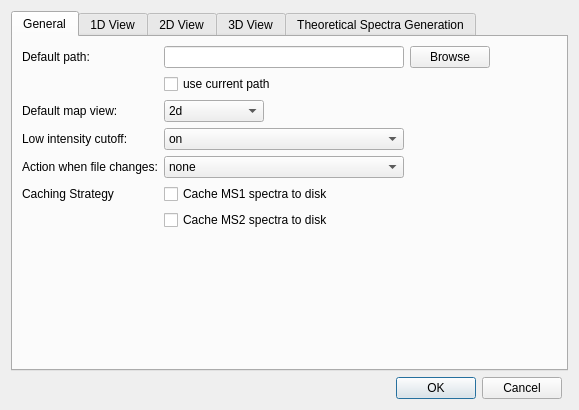
First picture: the form in src/openms_gui/source/VISUAL/DIALOGS/TOPPViewPrefDialog.ui, repository OpenMS/OpenMS, before the edit.
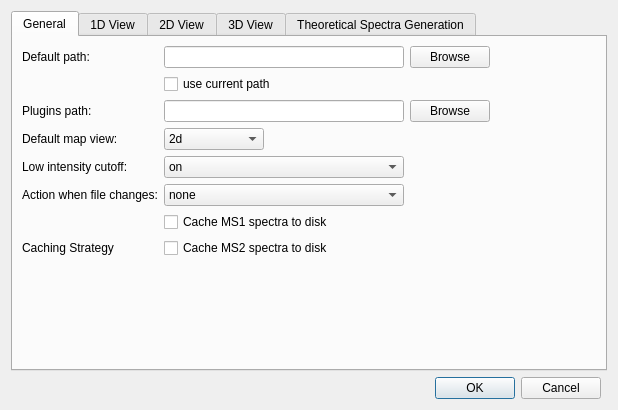
Second picture: the form after the edit. The open tabs and pages were chosen to show the change. Custom widgets are drawn as their Qt base class.

Commit message: renaming labels after develop merge

```diff
--- a/src/openms_gui/source/VISUAL/DIALOGS/TOPPViewPrefDialog.ui
+++ b/src/openms_gui/source/VISUAL/DIALOGS/TOPPViewPrefDialog.ui
@@ -29,32 +29,12 @@
      <property name="currentIndex">
       <number>4</number>
      </property>
-     <widget class="QWidget" name="general_tab">
+     <widget class="QWidget" name="tab">
       <attribute name="title">
        <string>General</string>
       </attribute>
       <layout class="QGridLayout" name="gridLayout">
-       <item row="4" column="0">
-        <widget class="QLabel" name="intensity_cutoff_label">
-         <property name="toolTip">
-          <string>&lt;html&gt;&lt;head&gt;&lt;meta name=&quot;qrichtext&quot; content=&quot;1&quot; /&gt;&lt;style type=&quot;text/css&quot;&gt;
-p, li { white-space: pre-wrap; }
-&lt;/style&gt;&lt;/head&gt;&lt;body style=&quot; font-family:'Sans Serif'; font-size:9pt; font-weight:400; font-style:normal;&quot;&gt;
-&lt;p style=&quot; margin-top:0px; margin-bottom:0px; margin-left:0px; margin-right:0px; -qt-block-indent:0; text-indent:0px;&quot;&gt;Using this option, the noise level is estimated and a data filter is added in order to speed up the painting. The filter can be removed in the data filter toolbox.&lt;/p&gt;&lt;/body&gt;&lt;/html&gt;</string>
-         </property>
-         <property name="text">
-          <string>Low intensity cutoff:</string>
-         </property>
-        </widget>
-       </item>
-       <item row="6" column="0">
-        <widget class="QLabel" name="caching_label">
-         <property name="text">
-          <string>Caching Strategy</string>
-         </property>
-        </widget>
-       </item>
-       <item row="6" column="2">
+       <item row="10" column="2">
         <widget class="QCheckBox" name="use_cached_ms1">
          <property name="toolTip">
           <string>&lt;html&gt;&lt;head/&gt;&lt;body&gt;&lt;p&gt;Use this for very large files. Prevents TOPPView from loading MS1 data into memory (note that MS1 map will not display properly).&lt;/p&gt;&lt;/body&gt;&lt;/html&gt;</string>
@@ -64,32 +44,6 @@
          </property>
         </widget>
        </item>
-       <item row="5" column="0" colspan="2">
-        <widget class="QLabel" name="file_change_label">
-         <property name="toolTip">
-          <string>&lt;html&gt;&lt;head&gt;&lt;meta name=&quot;qrichtext&quot; content=&quot;1&quot; /&gt;&lt;style type=&quot;text/css&quot;&gt;
-p, li { white-space: pre-wrap; }
-&lt;/style&gt;&lt;/head&gt;&lt;body style=&quot; font-family:'Sans Serif'; font-size:9pt; font-weight:400; font-style:normal;&quot;&gt;
-&lt;p style=&quot; margin-top:0px; margin-bottom:0px; margin-left:0px; margin-right:0px; -qt-block-indent:0; text-indent:0px;&quot;&gt;This setting determines what to do when a data file changes: 'none' -- does nothing, 'ask' -- asks the user whether to update the view, 'update automatically' -- updates without asking&lt;/p&gt;&lt;/body&gt;&lt;/html&gt;</string>
-         </property>
-         <property name="text">
-          <string>Action when file changes:</string>
-         </property>
-        </widget>
-       </item>
-       <item row="8" column="1" colspan="2">
-        <spacer>
-         <property name="orientation">
-          <enum>Qt::Vertical</enum>
-         </property>
-         <property name="sizeHint" stdset="0">
-          <size>
-           <width>240</width>
-           <height>20</height>
-          </size>
-         </property>
-        </spacer>
-       </item>
        <item row="0" column="2">
         <widget class="QLineEdit" name="default_path">
          <property name="minimumSize">
@@ -100,33 +54,83 @@
          </property>
         </widget>
        </item>
-       <item row="1" column="2">
-        <widget class="QCheckBox" name="default_path_current">
+       <item row="9" column="0" colspan="2">
+        <widget class="QLabel" name="file_change_label">
          <property name="toolTip">
-          <string>If enabled, the path of the current tab/layer is used instead of the 'default path'. If no tab is open, or no path associated with a tab, the default path is used.</string>
+          <string>&lt;html&gt;&lt;head&gt;&lt;meta name=&quot;qrichtext&quot; content=&quot;1&quot; /&gt;&lt;style type=&quot;text/css&quot;&gt;
+p, li { white-space: pre-wrap; }
+&lt;/style&gt;&lt;/head&gt;&lt;body style=&quot; font-family:'Sans Serif'; font-size:9pt; font-weight:400; font-style:normal;&quot;&gt;
+&lt;p style=&quot; margin-top:0px; margin-bottom:0px; margin-left:0px; margin-right:0px; -qt-block-indent:0; text-indent:0px;&quot;&gt;This setting determines what to do when a data file changes: 'none' -- does nothing, 'ask' -- asks the user whether to update the view, 'update automatically' -- updates without asking&lt;/p&gt;&lt;/body&gt;&lt;/html&gt;</string>
          </property>
-         <property name="whatsThis">
-          <string>If enabled, the path of the currently tag is used instead of the 'default path'. If no tab is open - or no path associated with a tab, the default path is used.</string>
+         <property name="text">
+          <string>Action when file changes:</string>
          </property>
+        </widget>
+       </item>
+       <item row="4" column="0">
+        <widget class="QLabel" name="default_map_label">
          <property name="text">
-          <string>use current path</string>
+          <string>Default map view:</string>
          </property>
         </widget>
        </item>
-       <item row="0" column="0">
-        <widget class="QLabel" name="default_path_label">
+       <item row="12" column="1" colspan="2">
+        <spacer>
+         <property name="orientation">
+          <enum>Qt::Vertical</enum>
+         </property>
+         <property name="sizeHint" stdset="0">
+          <size>
+           <width>240</width>
+           <height>10</height>
+          </size>
+         </property>
+        </spacer>
+       </item>
+       <item row="8" column="0">
+        <widget class="QLabel" name="intensity_cutoff_label">
          <property name="toolTip">
           <string>&lt;html&gt;&lt;head&gt;&lt;meta name=&quot;qrichtext&quot; content=&quot;1&quot; /&gt;&lt;style type=&quot;text/css&quot;&gt;
 p, li { white-space: pre-wrap; }
 &lt;/style&gt;&lt;/head&gt;&lt;body style=&quot; font-family:'Sans Serif'; font-size:9pt; font-weight:400; font-style:normal;&quot;&gt;
-&lt;p style=&quot; margin-top:0px; margin-bottom:0px; margin-left:0px; margin-right:0px; -qt-block-indent:0; text-indent:0px;&quot;&gt;The path where the dialogs for loading and storing are opened initially.&lt;/p&gt;&lt;/body&gt;&lt;/html&gt;</string>
+&lt;p style=&quot; margin-top:0px; margin-bottom:0px; margin-left:0px; margin-right:0px; -qt-block-indent:0; text-indent:0px;&quot;&gt;Using this option, the noise level is estimated and a data filter is added in order to speed up the painting. The filter can be removed in the data filter toolbox.&lt;/p&gt;&lt;/body&gt;&lt;/html&gt;</string>
          </property>
          <property name="text">
-          <string>Default path:</string>
+          <string>Low intensity cutoff:</string>
          </property>
         </widget>
        </item>
-       <item row="5" column="2">
+       <item row="4" column="4">
+        <spacer>
+         <property name="orientation">
+          <enum>Qt::Horizontal</enum>
+         </property>
+         <property name="sizeHint" stdset="0">
+          <size>
+           <width>40</width>
+           <height>20</height>
+          </size>
+         </property>
+        </spacer>
+       </item>
+       <item row="11" column="2">
+        <widget class="QCheckBox" name="use_cached_ms2">
+         <property name="toolTip">
+          <string>&lt;html&gt;&lt;head/&gt;&lt;body&gt;&lt;p&gt;Use this for large files. Prevents TOPPView from loading MS2 data into memory (usually without side effects).&lt;/p&gt;&lt;/body&gt;&lt;/html&gt;</string>
+         </property>
+         <property name="text">
+          <string>Cache MS2 spectra to disk</string>
+         </property>
+        </widget>
+       </item>
+       <item row="0" column="3">
+        <widget class="QPushButton" name="browse_default">
+         <property name="text">
+          <string>Browse</string>
+         </property>
+        </widget>
+       </item>
+       <item row="9" column="2">
         <widget class="QComboBox" name="on_file_change">
          <item>
           <property name="text">
@@ -145,37 +149,7 @@
          </item>
         </widget>
        </item>
-       <item row="2" column="4">
-        <spacer>
-         <property name="orientation">
-          <enum>Qt::Horizontal</enum>
-         </property>
-         <property name="sizeHint" stdset="0">
-          <size>
-           <width>40</width>
-           <height>20</height>
-          </size>
-         </property>
-        </spacer>
-       </item>
-       <item row="0" column="3">
-        <widget class="QPushButton" name="browse_default">
-         <property name="text">
-          <string>Browse</string>
-         </property>
-        </widget>
-       </item>
-       <item row="7" column="2">
-        <widget class="QCheckBox" name="use_cached_ms2">
-         <property name="toolTip">
-          <string>&lt;html&gt;&lt;head/&gt;&lt;body&gt;&lt;p&gt;Use this for large files. Prevents TOPPView from loading MS2 data into memory (usually without side effects).&lt;/p&gt;&lt;/body&gt;&lt;/html&gt;</string>
-         </property>
-         <property name="text">
-          <string>Cache MS2 spectra to disk</string>
-         </property>
-        </widget>
-       </item>
-       <item row="4" column="2">
+       <item row="8" column="2">
         <widget class="QComboBox" name="map_cutoff">
          <item>
           <property name="text">
@@ -189,14 +163,14 @@
          </item>
         </widget>
        </item>
-       <item row="2" column="0">
-        <widget class="QLabel" name="default_map_label">
+       <item row="11" column="0">
+        <widget class="QLabel" name="caching_label">
          <property name="text">
-          <string>Default map view:</string>
+          <string>Caching Strategy</string>
          </property>
         </widget>
        </item>
-       <item row="2" column="2">
+       <item row="4" column="2">
         <widget class="QComboBox" name="map_default">
          <property name="maximumSize">
           <size>
@@ -216,9 +190,52 @@
          </item>
         </widget>
        </item>
+       <item row="0" column="0">
+        <widget class="QLabel" name="default_path_label">
+         <property name="toolTip">
+          <string>&lt;html&gt;&lt;head&gt;&lt;meta name=&quot;qrichtext&quot; content=&quot;1&quot; /&gt;&lt;style type=&quot;text/css&quot;&gt;
+p, li { white-space: pre-wrap; }
+&lt;/style&gt;&lt;/head&gt;&lt;body style=&quot; font-family:'Sans Serif'; font-size:9pt; font-weight:400; font-style:normal;&quot;&gt;
+&lt;p style=&quot; margin-top:0px; margin-bottom:0px; margin-left:0px; margin-right:0px; -qt-block-indent:0; text-indent:0px;&quot;&gt;The path where the dialogs for loading and storing are opened initially.&lt;/p&gt;&lt;/body&gt;&lt;/html&gt;</string>
+         </property>
+         <property name="text">
+          <string>Default path:</string>
+         </property>
+        </widget>
+       </item>
+       <item row="3" column="2">
+        <widget class="QLineEdit" name="plugins_path"/>
+       </item>
+       <item row="1" column="2">
+        <widget class="QCheckBox" name="default_path_current">
+         <property name="toolTip">
+          <string>If enabled, the path of the current tab/layer is used instead of the 'default path'. If no tab is open, or no path associated with a tab, the default path is used.</string>
+         </property>
+         <property name="whatsThis">
+          <string>If enabled, the path of the currently tag is used instead of the 'default path'. If no tab is open - or no path associated with a tab, the default path is used.</string>
+         </property>
+         <property name="text">
+          <string>use current path</string>
+         </property>
+        </widget>
+       </item>
+       <item row="3" column="0">
+        <widget class="QLabel" name="label_2">
+         <property name="text">
+          <string>Plugins path:</string>
+         </property>
+        </widget>
+       </item>
+       <item row="3" column="3">
+        <widget class="QPushButton" name="browse_plugins">
+         <property name="text">
+          <string>Browse</string>
+         </property>
+        </widget>
+       </item>
       </layout>
      </widget>
-     <widget class="QWidget" name="oneD_tab">
+     <widget class="QWidget" name="tab_3">
       <attribute name="title">
        <string>1D View</string>
       </attribute>
@@ -281,7 +298,7 @@
        </item>
       </layout>
      </widget>
-     <widget class="QWidget" name="twoD_tab">
+     <widget class="QWidget" name="tab_5">
       <attribute name="title">
        <string>2D View</string>
       </attribute>
@@ -399,7 +416,7 @@
        </item>
       </layout>
      </widget>
-     <widget class="QWidget" name="threeD_tab">
+     <widget class="QWidget" name="tab_4">
       <attribute name="title">
        <string>3D View</string>
       </attribute>
@@ -489,12 +506,19 @@
        </item>
       </layout>
      </widget>
-     <widget class="QWidget" name="TSG_tab">
+     <widget class="QWidget" name="tab_6">
       <attribute name="title">
        <string>Theoretical Spectra Generation</string>
       </attribute>
       <layout class="QGridLayout" name="gridLayout_4">
-       <item row="3" column="3">
+       <item row="2" column="2" alignment="Qt::AlignRight">
+        <widget class="QLabel" name="tolerance_label">
+         <property name="text">
+          <string>Alignment Tolerance  </string>
+         </property>
+        </widget>
+       </item>
+       <item row="2" column="3">
         <widget class="QDoubleSpinBox" name="tolerance">
          <property name="sizePolicy">
           <sizepolicy hsizetype="Maximum" vsizetype="Maximum">
@@ -513,7 +537,7 @@
          </property>
         </widget>
        </item>
-       <item row="3" column="4">
+       <item row="2" column="4">
         <widget class="QComboBox" name="unit">
          <property name="sizePolicy">
           <sizepolicy hsizetype="Maximum" vsizetype="Fixed">
@@ -533,27 +557,16 @@
          </item>
         </widget>
        </item>
-       <item row="3" column="2" alignment="Qt::AlignRight">
-        <widget class="QLabel" name="tolerance_label">
-         <property name="text">
-          <string>Alignment Tolerance  </string>
-         </property>
-        </widget>
+       <item row="1" column="0" colspan="5">
+        <widget class="OpenMS::ParamEditor" name="param_editor_spec_gen_" native="true"/>
        </item>
        <item row="0" column="0" colspan="5">
-        <layout class="QVBoxLayout" name="verticalLayout">
-         <item>
-          <widget class="QLabel" name="param_usage_label">
-           <property name="text">
-            <string>These settings are used to generate theoretical spectra of peptide identifications to align them
-and use them for spectra annotation. (i.e. &quot;Tools&quot; -&gt; &quot;Annotate with peptide identifications&quot;)</string>
-           </property>
-          </widget>
-         </item>
-         <item>
-          <widget class="OpenMS::ParamEditor" name="param_editor_spec_gen_" native="true"/>
-         </item>
-        </layout>
+        <widget class="QLabel" name="param_usage_label">
+         <property name="text">
+          <string>These settings are used to generate theoretical spectra of peptide identifications to align them and use them
+for spectra annotation. (i.e. &quot;Tools&quot; -&gt; &quot;Annotate with peptide identifications&quot;)</string>
+         </property>
+        </widget>
        </item>
       </layout>
      </widget>
```
Left out of the diff: 8 changed lines with no effect on the pictures.
